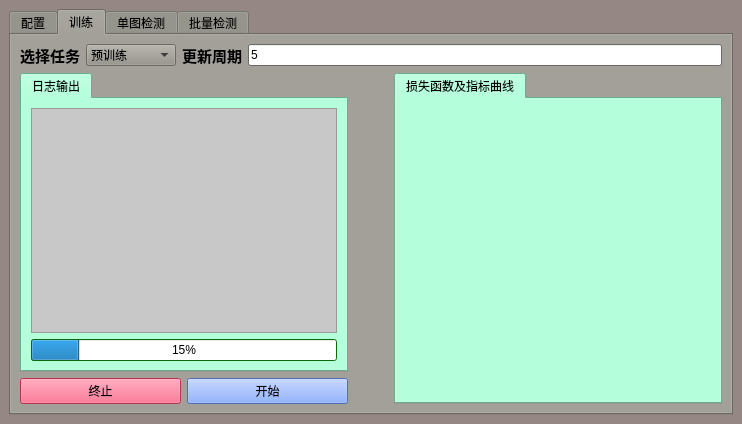
Old version of the form develop.ui in the repository cgsdfc/object-detection-ui.
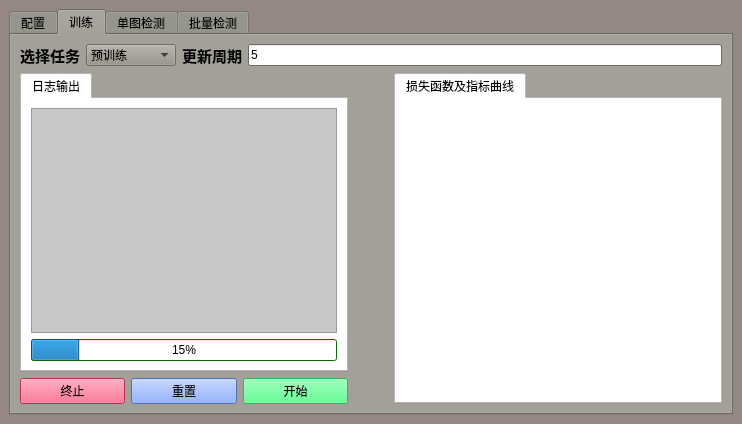
New version of the form. The open tabs and pages were chosen to show the change.

Commit message: 训练面板加入重置按钮。

```diff
--- a/develop.ui
+++ b/develop.ui
@@ -3262,9 +3262,9 @@
                  <colorrole role="Button">
                   <brush brushstyle="SolidPattern">
                    <color alpha="255">
-                    <red>149</red>
-                    <green>242</green>
-                    <blue>200</blue>
+                    <red>255</red>
+                    <green>255</green>
+                    <blue>255</blue>
                    </color>
                   </brush>
                  </colorrole>
@@ -3280,27 +3280,27 @@
                  <colorrole role="Midlight">
                   <brush brushstyle="SolidPattern">
                    <color alpha="255">
-                    <red>202</red>
-                    <green>248</green>
-                    <blue>227</blue>
+                    <red>255</red>
+                    <green>255</green>
+                    <blue>255</blue>
                    </color>
                   </brush>
                  </colorrole>
                  <colorrole role="Dark">
                   <brush brushstyle="SolidPattern">
                    <color alpha="255">
-                    <red>74</red>
-                    <green>121</green>
-                    <blue>100</blue>
+                    <red>127</red>
+                    <green>127</green>
+                    <blue>127</blue>
                    </color>
                   </brush>
                  </colorrole>
                  <colorrole role="Mid">
                   <brush brushstyle="SolidPattern">
                    <color alpha="255">
-                    <red>99</red>
-                    <green>161</green>
-                    <blue>133</blue>
+                    <red>170</red>
+                    <green>170</green>
+                    <blue>170</blue>
                    </color>
                   </brush>
                  </colorrole>
@@ -3343,9 +3343,9 @@
                  <colorrole role="Window">
                   <brush brushstyle="SolidPattern">
                    <color alpha="255">
-                    <red>149</red>
-                    <green>242</green>
-                    <blue>200</blue>
+                    <red>255</red>
+                    <green>255</green>
+                    <blue>255</blue>
                    </color>
                   </brush>
                  </colorrole>
@@ -3361,9 +3361,9 @@
                  <colorrole role="AlternateBase">
                   <brush brushstyle="SolidPattern">
                    <color alpha="255">
-                    <red>202</red>
-                    <green>248</green>
-                    <blue>227</blue>
+                    <red>255</red>
+                    <green>255</green>
+                    <blue>255</blue>
                    </color>
                   </brush>
                  </colorrole>
@@ -3399,9 +3399,9 @@
                  <colorrole role="Button">
                   <brush brushstyle="SolidPattern">
                    <color alpha="255">
-                    <red>149</red>
-                    <green>242</green>
-                    <blue>200</blue>
+                    <red>255</red>
+                    <green>255</green>
+                    <blue>255</blue>
                    </color>
                   </brush>
                  </colorrole>
@@ -3417,27 +3417,27 @@
                  <colorrole role="Midlight">
                   <brush brushstyle="SolidPattern">
                    <color alpha="255">
-                    <red>202</red>
-                    <green>248</green>
-                    <blue>227</blue>
+                    <red>255</red>
+                    <green>255</green>
+                    <blue>255</blue>
                    </color>
                   </brush>
                  </colorrole>
                  <colorrole role="Dark">
                   <brush brushstyle="SolidPattern">
                    <color alpha="255">
-                    <red>74</red>
-                    <green>121</green>
-                    <blue>100</blue>
+                    <red>127</red>
+                    <green>127</green>
+                    <blue>127</blue>
                    </color>
                   </brush>
                  </colorrole>
                  <colorrole role="Mid">
                   <brush brushstyle="SolidPattern">
                    <color alpha="255">
-                    <red>99</red>
-                    <green>161</green>
-                    <blue>133</blue>
+                    <red>170</red>
+                    <green>170</green>
+                    <blue>170</blue>
                    </color>
                   </brush>
                  </colorrole>
@@ -3480,9 +3480,9 @@
                  <colorrole role="Window">
                   <brush brushstyle="SolidPattern">
                    <color alpha="255">
-                    <red>149</red>
-                    <green>242</green>
-                    <blue>200</blue>
+                    <red>255</red>
+                    <green>255</green>
+                    <blue>255</blue>
                    </color>
                   </brush>
                  </colorrole>
@@ -3498,9 +3498,9 @@
                  <colorrole role="AlternateBase">
                   <brush brushstyle="SolidPattern">
                    <color alpha="255">
-                    <red>202</red>
-                    <green>248</green>
-                    <blue>227</blue>
+                    <red>255</red>
+                    <green>255</green>
+                    <blue>255</blue>
                    </color>
                   </brush>
                  </colorrole>
@@ -3527,18 +3527,18 @@
                  <colorrole role="WindowText">
                   <brush brushstyle="SolidPattern">
                    <color alpha="255">
-                    <red>74</red>
-                    <green>121</green>
-                    <blue>100</blue>
+                    <red>127</red>
+                    <green>127</green>
+                    <blue>127</blue>
                    </color>
                   </brush>
                  </colorrole>
                  <colorrole role="Button">
                   <brush brushstyle="SolidPattern">
                    <color alpha="255">
-                    <red>149</red>
-                    <green>242</green>
-                    <blue>200</blue>
+                    <red>255</red>
+                    <green>255</green>
+                    <blue>255</blue>
                    </color>
                   </brush>
                  </colorrole>
@@ -3554,36 +3554,36 @@
                  <colorrole role="Midlight">
                   <brush brushstyle="SolidPattern">
                    <color alpha="255">
-                    <red>202</red>
-                    <green>248</green>
-                    <blue>227</blue>
+                    <red>255</red>
+                    <green>255</green>
+                    <blue>255</blue>
                    </color>
                   </brush>
                  </colorrole>
                  <colorrole role="Dark">
                   <brush brushstyle="SolidPattern">
                    <color alpha="255">
-                    <red>74</red>
-                    <green>121</green>
-                    <blue>100</blue>
+                    <red>127</red>
+                    <green>127</green>
+                    <blue>127</blue>
                    </color>
                   </brush>
                  </colorrole>
                  <colorrole role="Mid">
                   <brush brushstyle="SolidPattern">
                    <color alpha="255">
-                    <red>99</red>
-                    <green>161</green>
-                    <blue>133</blue>
+                    <red>170</red>
+                    <green>170</green>
+                    <blue>170</blue>
                    </color>
                   </brush>
                  </colorrole>
                  <colorrole role="Text">
                   <brush brushstyle="SolidPattern">
                    <color alpha="255">
-                    <red>74</red>
-                    <green>121</green>
-                    <blue>100</blue>
+                    <red>127</red>
+                    <green>127</green>
+                    <blue>127</blue>
                    </color>
                   </brush>
                  </colorrole>
@@ -3599,27 +3599,27 @@
                  <colorrole role="ButtonText">
                   <brush brushstyle="SolidPattern">
                    <color alpha="255">
-                    <red>74</red>
-                    <green>121</green>
-                    <blue>100</blue>
+                    <red>127</red>
+                    <green>127</green>
+                    <blue>127</blue>
                    </color>
                   </brush>
                  </colorrole>
                  <colorrole role="Base">
                   <brush brushstyle="SolidPattern">
                    <color alpha="255">
-                    <red>149</red>
-                    <green>242</green>
-                    <blue>200</blue>
+                    <red>255</red>
+                    <green>255</green>
+                    <blue>255</blue>
                    </color>
                   </brush>
                  </colorrole>
                  <colorrole role="Window">
                   <brush brushstyle="SolidPattern">
                    <color alpha="255">
-                    <red>149</red>
-                    <green>242</green>
-                    <blue>200</blue>
+                    <red>255</red>
+                    <green>255</green>
+                    <blue>255</blue>
                    </color>
                   </brush>
                  </colorrole>
@@ -3635,9 +3635,9 @@
                  <colorrole role="AlternateBase">
                   <brush brushstyle="SolidPattern">
                    <color alpha="255">
-                    <red>149</red>
-                    <green>242</green>
-                    <blue>200</blue>
+                    <red>255</red>
+                    <green>255</green>
+                    <blue>255</blue>
                    </color>
                   </brush>
                  </colorrole>
@@ -4210,7 +4210,7 @@
                </widget>
               </item>
               <item>
-               <widget class="QPushButton" name="pb_train_start">
+               <widget class="QPushButton" name="pb_train_clear">
                 <property name="palette">
                  <palette>
                   <active>
@@ -4306,6 +4306,107 @@
                  <string notr="true">background-color:rgb(108, 152, 255)</string>
                 </property>
                 <property name="text">
+                 <string>重置</string>
+                </property>
+               </widget>
+              </item>
+              <item>
+               <widget class="QPushButton" name="pb_train_start">
+                <property name="palette">
+                 <palette>
+                  <active>
+                   <colorrole role="Button">
+                    <brush brushstyle="SolidPattern">
+                     <color alpha="255">
+                      <red>57</red>
+                      <green>255</green>
+                      <blue>120</blue>
+                     </color>
+                    </brush>
+                   </colorrole>
+                   <colorrole role="Base">
+                    <brush brushstyle="SolidPattern">
+                     <color alpha="255">
+                      <red>57</red>
+                      <green>255</green>
+                      <blue>120</blue>
+                     </color>
+                    </brush>
+                   </colorrole>
+                   <colorrole role="Window">
+                    <brush brushstyle="SolidPattern">
+                     <color alpha="255">
+                      <red>57</red>
+                      <green>255</green>
+                      <blue>120</blue>
+                     </color>
+                    </brush>
+                   </colorrole>
+                  </active>
+                  <inactive>
+                   <colorrole role="Button">
+                    <brush brushstyle="SolidPattern">
+                     <color alpha="255">
+                      <red>57</red>
+                      <green>255</green>
+                      <blue>120</blue>
+                     </color>
+                    </brush>
+                   </colorrole>
+                   <colorrole role="Base">
+                    <brush brushstyle="SolidPattern">
+                     <color alpha="255">
+                      <red>57</red>
+                      <green>255</green>
+                      <blue>120</blue>
+                     </color>
+                    </brush>
+                   </colorrole>
+                   <colorrole role="Window">
+                    <brush brushstyle="SolidPattern">
+                     <color alpha="255">
+                      <red>57</red>
+                      <green>255</green>
+                      <blue>120</blue>
+                     </color>
+                    </brush>
+                   </colorrole>
+                  </inactive>
+                  <disabled>
+                   <colorrole role="Button">
+                    <brush brushstyle="SolidPattern">
+                     <color alpha="255">
+                      <red>57</red>
+                      <green>255</green>
+                      <blue>120</blue>
+                     </color>
+                    </brush>
+                   </colorrole>
+                   <colorrole role="Base">
+                    <brush brushstyle="SolidPattern">
+                     <color alpha="255">
+                      <red>57</red>
+                      <green>255</green>
+                      <blue>120</blue>
+                     </color>
+                    </brush>
+                   </colorrole>
+                   <colorrole role="Window">
+                    <brush brushstyle="SolidPattern">
+                     <color alpha="255">
+                      <red>57</red>
+                      <green>255</green>
+                      <blue>120</blue>
+                     </color>
+                    </brush>
+                   </colorrole>
+                  </disabled>
+                 </palette>
+                </property>
+                <property name="styleSheet">
+                 <string notr="true">background-color:rgb(57, 255, 120)</string>
+                </property>
+                <property name="text">
                  <string>开始</string>
                 </property>
                </widget>
@@ -4347,9 +4448,9 @@
                <colorrole role="Button">
                 <brush brushstyle="SolidPattern">
                  <color alpha="255">
-                  <red>149</red>
-                  <green>242</green>
-                  <blue>200</blue>
+                  <red>255</red>
+                  <green>255</green>
+                  <blue>255</blue>
                  </color>
                 </brush>
                </colorrole>
@@ -4365,27 +4466,27 @@
                <colorrole role="Midlight">
                 <brush brushstyle="SolidPattern">
                  <color alpha="255">
-                  <red>202</red>
-                  <green>248</green>
-                  <blue>227</blue>
+                  <red>255</red>
+                  <green>255</green>
+                  <blue>255</blue>
                  </color>
                 </brush>
                </colorrole>
                <colorrole role="Dark">
                 <brush brushstyle="SolidPattern">
                  <color alpha="255">
-                  <red>74</red>
-                  <green>121</green>
-                  <blue>100</blue>
+                  <red>127</red>
+                  <green>127</green>
+                  <blue>127</blue>
                  </color>
                 </brush>
                </colorrole>
                <colorrole role="Mid">
                 <brush brushstyle="SolidPattern">
                  <color alpha="255">
-                  <red>99</red>
-                  <green>161</green>
-                  <blue>133</blue>
+                  <red>170</red>
+                  <green>170</green>
+                  <blue>170</blue>
                  </color>
                 </brush>
                </colorrole>
@@ -4428,9 +4529,9 @@
                <colorrole role="Window">
                 <brush brushstyle="SolidPattern">
                  <color alpha="255">
-                  <red>149</red>
-                  <green>242</green>
-                  <blue>200</blue>
+                  <red>255</red>
+                  <green>255</green>
+                  <blue>255</blue>
                  </color>
                 </brush>
                </colorrole>
@@ -4446,9 +4547,9 @@
                <colorrole role="AlternateBase">
                 <brush brushstyle="SolidPattern">
                  <color alpha="255">
-                  <red>202</red>
-                  <green>248</green>
-                  <blue>227</blue>
+                  <red>255</red>
+                  <green>255</green>
+                  <blue>255</blue>
                  </color>
                 </brush>
                </colorrole>
@@ -4484,9 +4585,9 @@
                <colorrole role="Button">
                 <brush brushstyle="SolidPattern">
                  <color alpha="255">
-                  <red>149</red>
-                  <green>242</green>
-                  <blue>200</blue>
+                  <red>255</red>
+                  <green>255</green>
+                  <blue>255</blue>
                  </color>
                 </brush>
                </colorrole>
@@ -4502,27 +4603,27 @@
                <colorrole role="Midlight">
                 <brush brushstyle="SolidPattern">
                  <color alpha="255">
-                  <red>202</red>
-                  <green>248</green>
-                  <blue>227</blue>
+                  <red>255</red>
+                  <green>255</green>
+                  <blue>255</blue>
                  </color>
                 </brush>
                </colorrole>
                <colorrole role="Dark">
                 <brush brushstyle="SolidPattern">
                  <color alpha="255">
-                  <red>74</red>
-                  <green>121</green>
-                  <blue>100</blue>
+                  <red>127</red>
+                  <green>127</green>
+                  <blue>127</blue>
                  </color>
                 </brush>
                </colorrole>
                <colorrole role="Mid">
                 <brush brushstyle="SolidPattern">
                  <color alpha="255">
-                  <red>99</red>
-                  <green>161</green>
-                  <blue>133</blue>
+                  <red>170</red>
+                  <green>170</green>
+                  <blue>170</blue>
                  </color>
                 </brush>
                </colorrole>
@@ -4565,9 +4666,9 @@
                <colorrole role="Window">
                 <brush brushstyle="SolidPattern">
                  <color alpha="255">
-                  <red>149</red>
-                  <green>242</green>
-                  <blue>200</blue>
+                  <red>255</red>
+                  <green>255</green>
+                  <blue>255</blue>
                  </color>
                 </brush>
                </colorrole>
@@ -4583,9 +4684,9 @@
                <colorrole role="AlternateBase">
                 <brush brushstyle="SolidPattern">
                  <color alpha="255">
-                  <red>202</red>
-                  <green>248</green>
-                  <blue>227</blue>
+                  <red>255</red>
+                  <green>255</green>
+                  <blue>255</blue>
                  </color>
                 </brush>
                </colorrole>
@@ -4612,18 +4713,18 @@
                <colorrole role="WindowText">
                 <brush brushstyle="SolidPattern">
                  <color alpha="255">
-                  <red>74</red>
-                  <green>121</green>
-                  <blue>100</blue>
+                  <red>127</red>
+                  <green>127</green>
+                  <blue>127</blue>
                  </color>
                 </brush>
                </colorrole>
                <colorrole role="Button">
                 <brush brushstyle="SolidPattern">
                  <color alpha="255">
-                  <red>149</red>
-                  <green>242</green>
-                  <blue>200</blue>
+                  <red>255</red>
+                  <green>255</green>
+                  <blue>255</blue>
                  </color>
                 </brush>
                </colorrole>
@@ -4639,36 +4740,36 @@
                <colorrole role="Midlight">
                 <brush brushstyle="SolidPattern">
                  <color alpha="255">
-                  <red>202</red>
-                  <green>248</green>
-                  <blue>227</blue>
+                  <red>255</red>
+                  <green>255</green>
+                  <blue>255</blue>
                  </color>
                 </brush>
                </colorrole>
                <colorrole role="Dark">
                 <brush brushstyle="SolidPattern">
                  <color alpha="255">
-                  <red>74</red>
-                  <green>121</green>
-                  <blue>100</blue>
+                  <red>127</red>
+                  <green>127</green>
+                  <blue>127</blue>
                  </color>
                 </brush>
                </colorrole>
                <colorrole role="Mid">
                 <brush brushstyle="SolidPattern">
                  <color alpha="255">
-                  <red>99</red>
-                  <green>161</green>
-                  <blue>133</blue>
+                  <red>170</red>
+                  <green>170</green>
+                  <blue>170</blue>
                  </color>
                 </brush>
                </colorrole>
                <colorrole role="Text">
                 <brush brushstyle="SolidPattern">
                  <color alpha="255">
-                  <red>74</red>
-                  <green>121</green>
-                  <blue>100</blue>
+                  <red>127</red>
+                  <green>127</green>
+                  <blue>127</blue>
                  </color>
                 </brush>
                </colorrole>
@@ -4684,27 +4785,27 @@
                <colorrole role="ButtonText">
                 <brush brushstyle="SolidPattern">
                  <color alpha="255">
-                  <red>74</red>
-                  <green>121</green>
-                  <blue>100</blue>
+                  <red>127</red>
+                  <green>127</green>
+                  <blue>127</blue>
                  </color>
                 </brush>
                </colorrole>
                <colorrole role="Base">
                 <brush brushstyle="SolidPattern">
                  <color alpha="255">
-                  <red>149</red>
-                  <green>242</green>
-                  <blue>200</blue>
+                  <red>255</red>
+                  <green>255</green>
+                  <blue>255</blue>
                  </color>
                 </brush>
                </colorrole>
                <colorrole role="Window">
                 <brush brushstyle="SolidPattern">
                  <color alpha="255">
-                  <red>149</red>
-                  <green>242</green>
-                  <blue>200</blue>
+                  <red>255</red>
+                  <green>255</green>
+                  <blue>255</blue>
                  </color>
                 </brush>
                </colorrole>
@@ -4720,9 +4821,9 @@
                <colorrole role="AlternateBase">
                 <brush brushstyle="SolidPattern">
                  <color alpha="255">
-                  <red>149</red>
-                  <green>242</green>
-                  <blue>200</blue>
+                  <red>255</red>
+                  <green>255</green>
+                  <blue>255</blue>
                  </color>
                 </brush>
                </colorrole>
```
Left out of the diff: 2 changed lines with no effect on the pictures. The commit also changes 2 other files.
